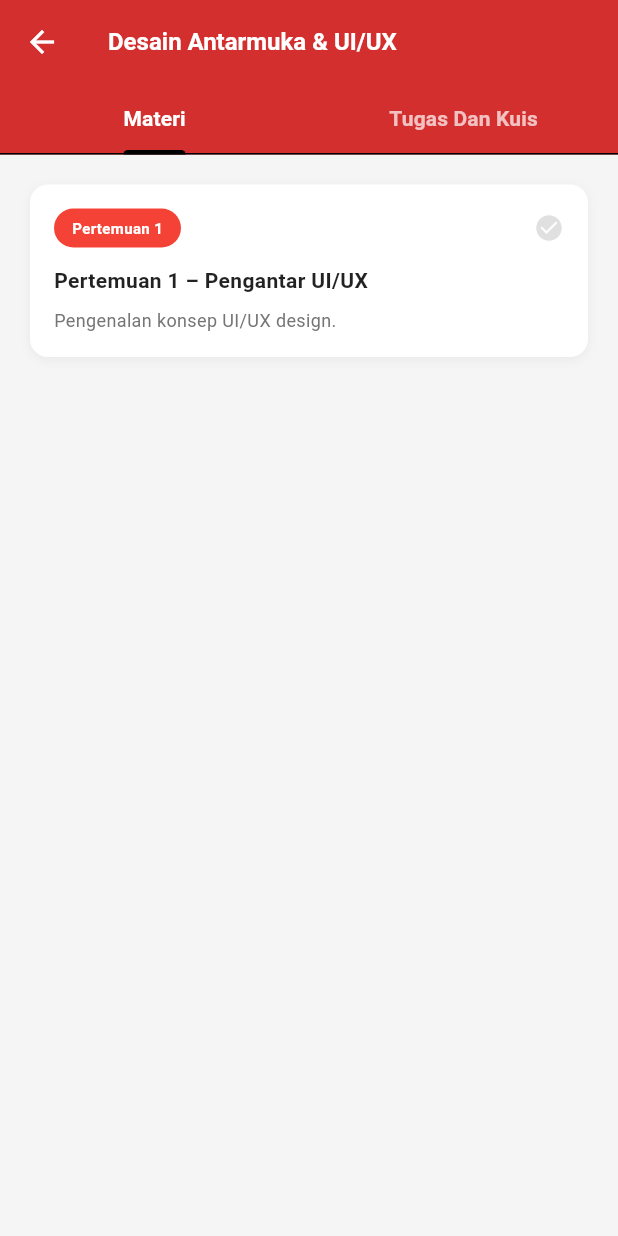
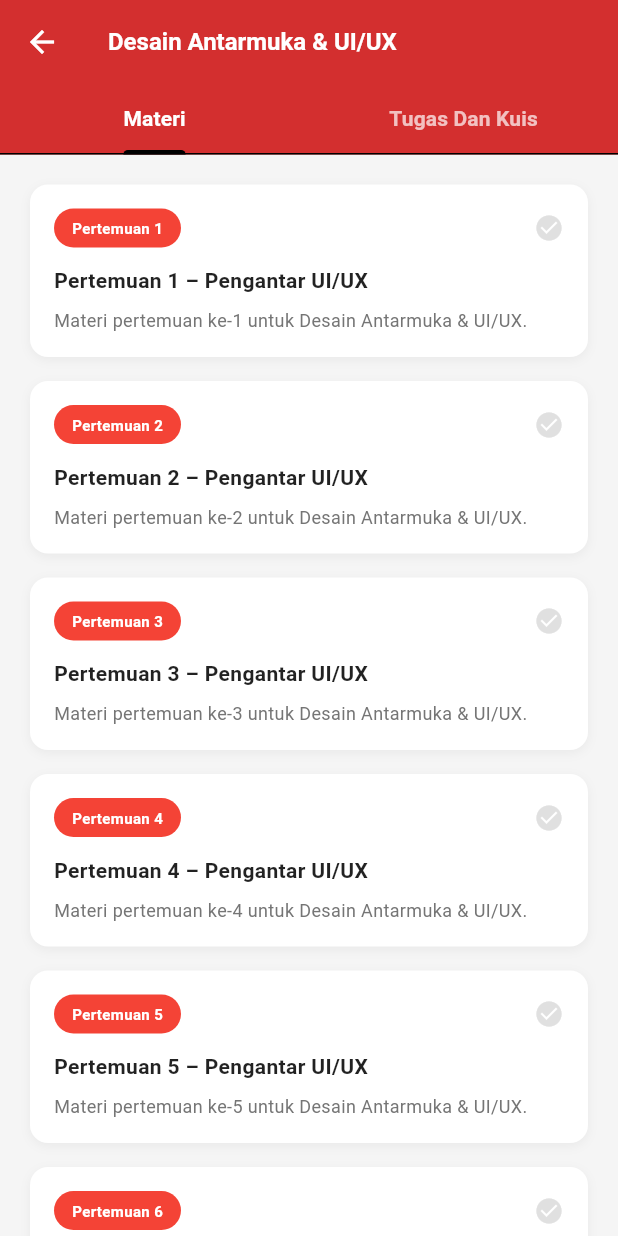
Before and after one commit to HaikalAbdillah/learning-management-system, a Flutter app: the ClassDetailScreen screen opened by its route, on a phone screen of 412 x 824 dp. Run offline on Flutter 3.47's test engine with Material 3 defaults, Android fonts, the phone set to English and light mode, and no system bars; our stand-ins replace curved_navigation_bar, webview_flutter, youtube_player_flutter; missing offline and left inert: syncfusion_flutter_pdfviewer.

Commit message:
menambah slide ppt di fitur pdf

```diff
--- a/lib/config/routes.dart
+++ b/lib/config/routes.dart
@@ -17,6 +17,7 @@
 import '../features/learning/document_viewer_screen.dart';
 import '../features/learning/video_player_screen.dart';
 import '../features/learning/browser_screen.dart';
+import '../features/learning/slide_viewer_screen.dart';
 
 class AppRoutes {
   static const String splash = '/';
@@ -38,9 +39,15 @@
   static const String documentViewer = '/document-viewer';
   static const String videoPlayer = '/video-player';
   static const String browser = '/browser';
+  static const String slideViewer = '/slide-viewer';
 
   static Route<dynamic> onGenerateRoute(RouteSettings settings) {
     switch (settings.name) {
+      case slideViewer:
+        return MaterialPageRoute(
+          builder: (_) => const SlideViewerScreen(),
+          settings: settings,
+        );
       case browser:
         return MaterialPageRoute(
           builder: (_) => const BrowserScreen(),
--- a/lib/features/courses/my_classes_screen.dart
+++ b/lib/features/courses/my_classes_screen.dart
@@ -14,6 +14,8 @@
         return Colors.blue;
       case 'web_programming':
         return Colors.purple;
+      case 'cyber_security':
+        return Colors.green;
       default:
         return Colors.grey;
     }
--- a/lib/features/home/home_screen.dart
+++ b/lib/features/home/home_screen.dart
@@ -13,6 +13,8 @@
         return Colors.blue;
       case 'web_programming':
         return Colors.purple;
+      case 'cyber_security':
+        return Colors.green;
       default:
         return Colors.grey;
     }
--- a/lib/features/learning/class_detail_screen.dart
+++ b/lib/features/learning/class_detail_screen.dart
@@ -160,6 +160,8 @@
         return Colors.blue;
       case 'web_programming':
         return Colors.purple;
+      case 'cyber_security':
+        return Colors.green;
       default:
         return Colors.grey;
     }
--- a/lib/features/learning/document_viewer_screen.dart
+++ b/lib/features/learning/document_viewer_screen.dart
@@ -31,7 +31,7 @@
         ModalRoute.of(context)!.settings.arguments as Map<String, dynamic>;
     final String type = (lampiran['type'] ?? 'pdf').toString().toLowerCase();
 
-    isPdf = type == 'pdf';
+    isPdf = type == 'pdf' || type == 'ppt';
 
     if (!isPdf) {
       String path = lampiran['path'] ?? lampiran['url'] ?? '';
--- a/lib/features/profile/profile_screen.dart
+++ b/lib/features/profile/profile_screen.dart
@@ -289,6 +289,8 @@
         return Colors.blue;
       case 'web_programming':
         return Colors.purple;
+      case 'cyber_security':
+        return Colors.green;
       default:
         return Colors.grey;
     }
--- a/lib/services/class_repository.dart
+++ b/lib/services/class_repository.dart
@@ -4,61 +4,96 @@
       'id': 1,
       'title': 'Desain Antarmuka & UI/UX',
       'type': 'ui_ux',
-      'materi': [
-        {
-          'id': 1,
-          'title': 'Pertemuan 1 – Pengantar UI/UX',
-          'description': 'Pengenalan konsep UI/UX design.',
-          'lampiran': [
+      'materi': List.generate(7, (index) {
+        final p = index + 1;
+        return {
+          'id': p,
+          'title': 'Pertemuan $p – Pengantar UI/UX',
+          'description': 'Materi pertemuan ke-$p untuk Desain Antarmuka & UI/UX.',
+          'lampiran': p == 1 ? [
             {
               'title': 'Video Tutorial UI/UX',
               'type': 'video',
               'platform': 'youtube',
               'url': 'https://youtu.be/fZXfF6RyNpU',
             },
-          ],
-        },
-      ],
+          ] : [],
+        };
+      }),
     },
     {
       'id': 2,
       'title': 'Mobile Programming',
       'type': 'mobile_programming',
-      'materi': [
-        {
-          'id': 1,
-          'title': 'Pertemuan 1 – Dasar Mobile Programming',
-          'description': 'Pengenalan pengembangan aplikasi mobile.',
-          'lampiran': [
+      'materi': List.generate(7, (index) {
+        final p = index + 1;
+        return {
+          'id': p,
+          'title': 'Pertemuan $p – Dasar Mobile Programming',
+          'description': 'Materi pertemuan ke-$p untuk Mobile Programming.',
+          'lampiran': p == 1 ? [
             {
               'title': 'Video Tutorial Mobile Programming',
               'type': 'video',
               'platform': 'youtube',
               'url': 'https://youtu.be/1ukSR1GRtMU',
             },
-          ],
-        },
-      ],
+          ] : [],
+        };
+      }),
     },
     {
       'id': 3,
+      'title': 'Cyber Security',
+      'code': 'CS-401',
+      'type': 'cyber_security',
+      'instructor': 'Dosen Cyber Security',
+      'materi': List.generate(7, (index) {
+        final p = index + 1;
+        return {
+          'id': p,
+          'title': 'Pertemuan $p – Cyber Security',
+          'description': 'Materi pertemuan ke-$p untuk Cyber Security.',
+          'lampiran': [
+            {
+              'title': 'Slide Materi Pertemuan $p',
+              'type': 'ppt',
+              'source': 'asset',
+              'path': 'assets/materi/cyber/pertemuan$p/',
+              'slides': p == 1 ? [
+                'pertemuan pertama cyber_page-0001.jpg',
+                'pertemuan pertama cyber_page-0002.jpg',
+                'pertemuan pertama cyber_page-0003.jpg',
+                'pertemuan pertama cyber_page-0004.jpg',
+                'pertemuan pertama cyber_page-0005.jpg',
+                'pertemuan pertama cyber_page-0006.jpg',
+                'pertemuan pertama cyber_page-0007.jpg',
+              ] : [],
+            },
+          ],
+        };
+      }),
+    },
+    {
+      'id': 4,
       'title': 'Web Programming',
       'type': 'web_programming',
-      'materi': [
-        {
-          'id': 1,
-          'title': 'Pertemuan 1 - Pengantar Web Development',
-          'description': 'Dasar-dasar HTML & CSS.',
-          'lampiran': [
+      'materi': List.generate(7, (index) {
+        final p = index + 1;
+        return {
+          'id': p,
+          'title': 'Pertemuan $p - Pengantar Web Development',
+          'description': 'Materi pertemuan ke-$p untuk Web Programming.',
+          'lampiran': p == 1 ? [
             {
               'title': 'PDF Web Intro',
               'type': 'pdf',
               'source': 'asset',
               'path': 'assets/materi/web/web_p1.pdf',
             },
-          ],
-        },
-      ],
+          ] : [],
+        };
+      }),
     },
   ];
 }
--- a/pubspec.yaml
+++ b/pubspec.yaml
@@ -79,6 +79,8 @@
   assets:
     - assets/images/
     - assets/materi/
+    - assets/materi/cyber/
+    - assets/materi/cyber/pertemuan1/
   #   - images/a_dot_ham.jpeg
 
   # An image asset can refer to one or more resolution-specific "variants", see
```
Also changed, not shown: lib/features/learning/materi_content/cyber_security_content.dart (added, +111 -0 lines), lib/features/learning/materi_detail_screen.dart (+26 -6 lines), lib/features/learning/slide_viewer_screen.dart (added, +121 -0 lines), assets/materi/cyber/pertemuan1/pertemuan pertama cyber_page-0001.jpg (added), assets/materi/cyber/pertemuan1/pertemuan pertama cyber_page-0002.jpg (added), assets/materi/cyber/pertemuan1/pertemuan pertama cyber_page-0003.jpg (added), assets/materi/cyber/pertemuan1/pertemuan pertama cyber_page-0004.jpg (added), assets/materi/cyber/pertemuan1/pertemuan pertama cyber_page-0005.jpg (added), assets/materi/cyber/pertemuan1/pertemuan pertama cyber_page-0006.jpg (added), assets/materi/cyber/pertemuan1/pertemuan pertama cyber_page-0007.jpg (added), 2 other files.
